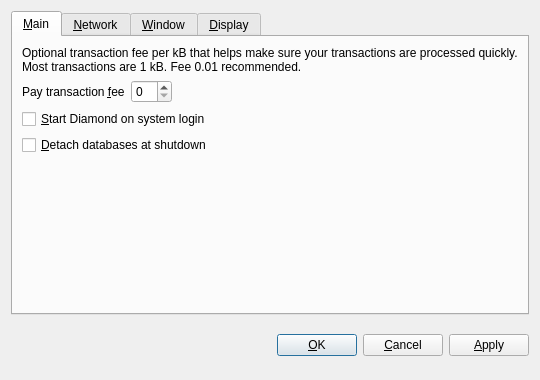
Old version of the form src/qt/forms/optionsdialog.ui in the repository shadowrider26/Diamond.
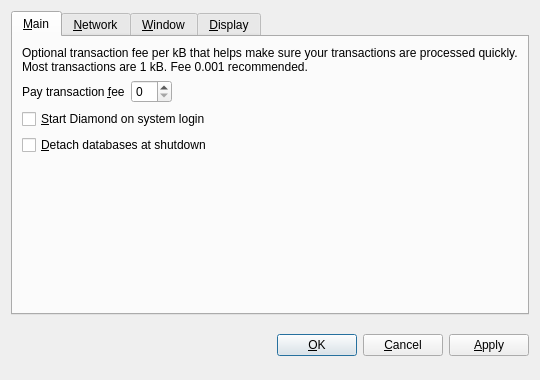
New version of the form. Custom widgets are drawn as their Qt base class.

Diff of the .ui file:
```diff
--- a/src/qt/forms/optionsdialog.ui
+++ b/src/qt/forms/optionsdialog.ui
@@ -33,7 +33,7 @@
        <item>
         <widget class="QLabel" name="transactionFeeInfoLabel">
          <property name="text">
-          <string>Optional transaction fee per kB that helps make sure your transactions are processed quickly. Most transactions are 1 kB. Fee 0.01 recommended.</string>
+          <string>Optional transaction fee per kB that helps make sure your transactions are processed quickly. Most transactions are 1 kB. Fee 0.001 recommended.</string>
          </property>
          <property name="textFormat">
           <enum>Qt::PlainText</enum>
```
